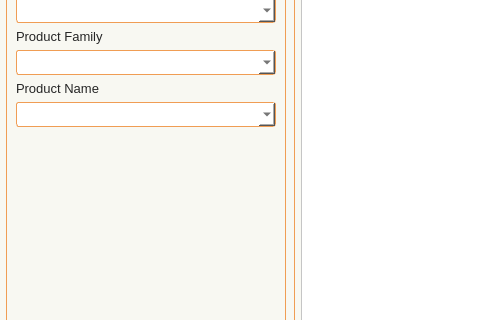
First picture: the form in app/ui/windows/price_history.ui, repository Masik84/Procurement_app, before the edit; both pictures show x 0 to 480 and y 237 to 557 of the 1331 by 803 pixel window.
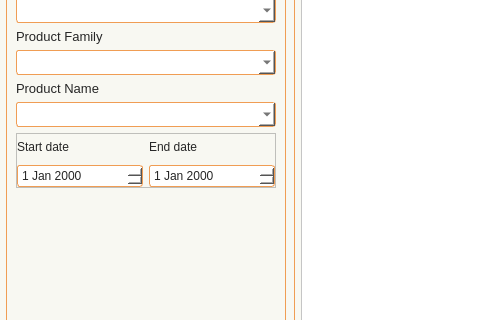
Second picture: the form after the edit. Icons and pictures are not drawn.

What changed in the file:
```diff
--- a/app/ui/windows/price_history.ui
+++ b/app/ui/windows/price_history.ui
@@ -490,6 +490,62 @@
               </property>
              </widget>
             </item>
+            <item>
+             <widget class="QFrame" name="frame_7">
+              <property name="minimumSize">
+               <size>
+                <width>0</width>
+                <height>55</height>
+               </size>
+              </property>
+              <property name="maximumSize">
+               <size>
+                <width>16777215</width>
+                <height>55</height>
+               </size>
+              </property>
+              <property name="frameShape">
+               <enum>QFrame::Shape::StyledPanel</enum>
+              </property>
+              <property name="frameShadow">
+               <enum>QFrame::Shadow::Raised</enum>
+              </property>
+              <layout class="QGridLayout" name="gridLayout">
+               <property name="leftMargin">
+                <number>0</number>
+               </property>
+               <property name="topMargin">
+                <number>0</number>
+               </property>
+               <property name="rightMargin">
+                <number>0</number>
+               </property>
+               <property name="bottomMargin">
+                <number>0</number>
+               </property>
+               <item row="0" column="0">
+                <widget class="QLabel" name="label_6">
+                 <property name="text">
+                  <string>Start date</string>
+                 </property>
+                </widget>
+               </item>
+               <item row="0" column="1">
+                <widget class="QLabel" name="label_7">
+                 <property name="text">
+                  <string>End date</string>
+                 </property>
+                </widget>
+               </item>
+               <item row="1" column="0">
+                <widget class="QDateEdit" name="line_Start_date"/>
+               </item>
+               <item row="1" column="1">
+                <widget class="QDateEdit" name="line_End_date"/>
+               </item>
+              </layout>
+             </widget>
+            </item>
             <item>
              <spacer name="verticalSpacer_filters">
               <property name="orientation">
```
